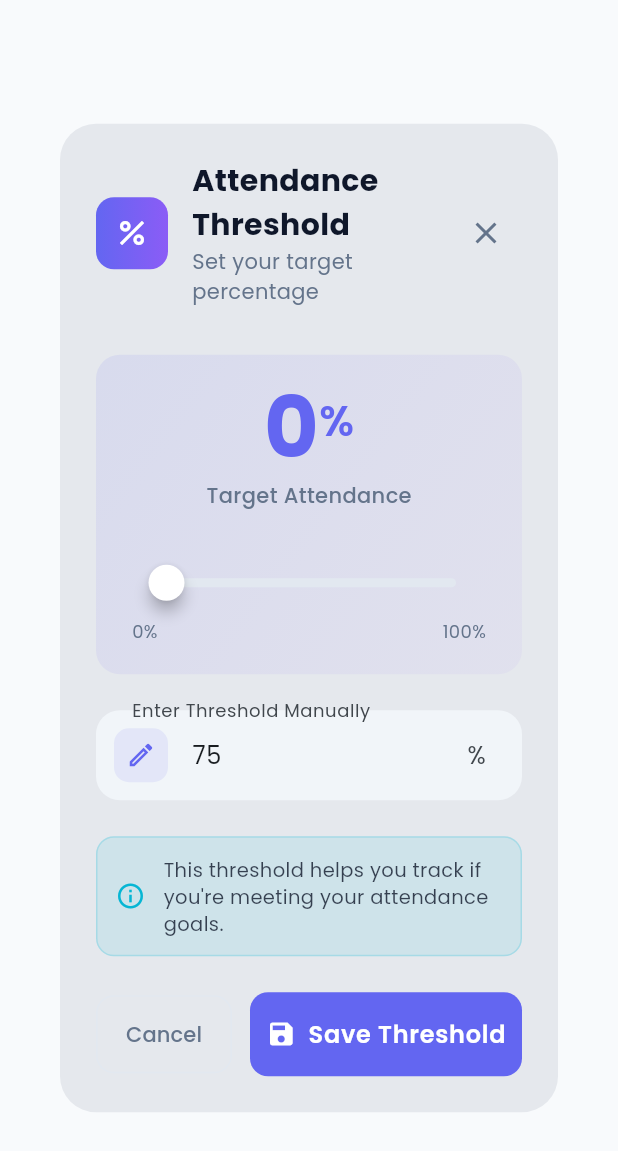
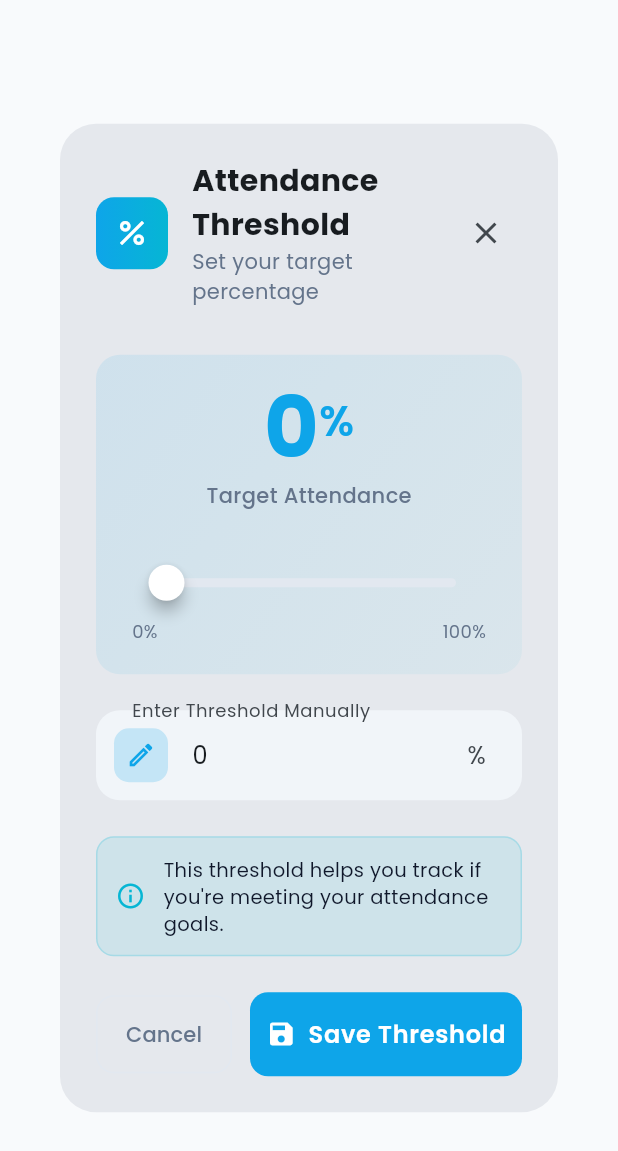
Before and after one commit to nrahil/attendence_tracker, a Flutter app: the ThresholdDialog widget shown alone on an empty page, opened directly, on a phone screen of 412 x 824 dp. Shown: the top 1151 px of the screen. Run offline on Flutter 3.47's test engine with Material 3 defaults, Android fonts, the phone set to English and light mode, and no system bars; our stand-ins replace cloud_firestore, firebase_auth, firebase_core, google_fonts, share_plus, shared_preferences and 1 more; accounts and stored records are empty.

Commit message:
minor fixes'

```diff
--- a/lib/screens/auth/login_screen.dart
+++ b/lib/screens/auth/login_screen.dart
@@ -217,7 +217,6 @@ class _LoginScreenState extends State<LoginScreen> with SingleTickerProviderStat
                           obscureText: _obscurePassword,
                           decoration: InputDecoration(
                             labelText: 'Password',
-                            hintText: '••••••••',
                             prefixIcon: Container(
                               margin: const EdgeInsets.all(12),
                               padding: const EdgeInsets.all(8),
--- a/lib/screens/auth/signup_screen.dart
+++ b/lib/screens/auth/signup_screen.dart
@@ -241,7 +241,6 @@ class _SignupScreenState extends State<SignupScreen> with SingleTickerProviderSt
                           obscureText: _obscurePassword,
                           decoration: InputDecoration(
                             labelText: 'Password',
-                            hintText: '••••••••',
                             prefixIcon: Container(
                               margin: const EdgeInsets.all(12),
                               padding: const EdgeInsets.all(8),
@@ -286,7 +285,6 @@ class _SignupScreenState extends State<SignupScreen> with SingleTickerProviderSt
                           obscureText: _obscureConfirmPassword,
                           decoration: InputDecoration(
                             labelText: 'Confirm Password',
-                            hintText: '••••••••',
                             prefixIcon: Container(
                               margin: const EdgeInsets.all(12),
                               padding: const EdgeInsets.all(8),
--- a/lib/widgets/threshold_dialog.dart
+++ b/lib/widgets/threshold_dialog.dart
@@ -13,6 +13,7 @@ class _ThresholdDialogState extends State<ThresholdDialog> {
   final _formKey = GlobalKey<FormState>();
   int _threshold = 75;
   bool _isLoading = false;
+  final _textController = TextEditingController();
 
   final firestore = FirebaseFirestore.instance;
   final currentUser = FirebaseAuth.instance.currentUser;
@@ -23,28 +24,35 @@ class _ThresholdDialogState extends State<ThresholdDialog> {
     _loadCurrentThreshold();
   }
 
+  @override
+  void dispose() {
+    _textController.dispose();
+    super.dispose();
+  }
+
   void _loadCurrentThreshold() async {
     if (currentUser != null) {
       final userDoc = await firestore.collection('users').doc(currentUser!.uid).get();
       if (userDoc.exists && userDoc.data()!.containsKey('attendanceThreshold')) {
         setState(() {
           _threshold = userDoc.data()!['attendanceThreshold'] as int;
+          _textController.text = _threshold.toString();
         });
+      } else {
+        _textController.text = _threshold.toString();
       }
     }
   }
 
   void _saveThreshold() async {
     if (_formKey.currentState!.validate()) {
-      _formKey.currentState!.save();
-
       setState(() {
         _isLoading = true;
       });
 
       try {
         if (currentUser != null) {
-          // Save the current _threshold value (from slider or input)
+          // Save the current _threshold value (updated by slider or input)
           await firestore.collection('users').doc(currentUser!.uid).set(
             {'attendanceThreshold': _threshold},
             SetOptions(merge: true),
@@ -94,6 +102,8 @@ class _ThresholdDialogState extends State<ThresholdDialog> {
 
   @override
   Widget build(BuildContext context) {
+    final isDark = Theme.of(context).brightness == Brightness.dark;
+
     return Dialog(
       shape: RoundedRectangleBorder(borderRadius: BorderRadius.circular(24)),
       child: Container(
@@ -113,14 +123,16 @@ class _ThresholdDialogState extends State<ThresholdDialog> {
                       Container(
                         padding: const EdgeInsets.all(12),
                         decoration: BoxDecoration(
-                          gradient: const LinearGradient(
-                            colors: [Color(0xFF6366F1), Color(0xFF8B5CF6)],
+                          gradient: LinearGradient(
+                            colors: isDark
+                                ? [const Color(0xFF38BDF8), const Color(0xFF22D3EE)]
+                                : [const Color(0xFF0EA5E9), const Color(0xFF06B6D4)],
                           ),
                           borderRadius: BorderRadius.circular(12),
                         ),
-                        child: const Icon(
+                        child: Icon(
                           Icons.percent_outlined,
-                          color: Colors.white,
+                          color: isDark ? const Color(0xFF0F172A) : Colors.white,
                           size: 24,
                         ),
                       ),
@@ -134,7 +146,6 @@ class _ThresholdDialogState extends State<ThresholdDialog> {
                               style: TextStyle(
                                 fontSize: 20,
                                 fontWeight: FontWeight.bold,
-                                color: Color(0xFF0F172A),
                               ),
                             ),
                             Text(
@@ -148,7 +159,7 @@ class _ThresholdDialogState extends State<ThresholdDialog> {
                         ),
                       ),
                       IconButton(
-                        icon: const Icon(Icons.close, color: Color(0xFF64748B)),
+                        icon: const Icon(Icons.close),
                         onPressed: () => Navigator.of(context).pop(),
                       ),
                     ],
@@ -163,8 +174,8 @@ class _ThresholdDialogState extends State<ThresholdDialog> {
                         begin: Alignment.topLeft,
                         end: Alignment.bottomRight,
                         colors: [
-                          const Color(0xFF6366F1).withOpacity(0.1),
-                          const Color(0xFF8B5CF6).withOpacity(0.05),
+                          (isDark ? const Color(0xFF38BDF8) : const Color(0xFF0EA5E9)).withOpacity(0.1),
+                          (isDark ? const Color(0xFF22D3EE) : const Color(0xFF06B6D4)).withOpacity(0.05),
                         ],
                       ),
                       borderRadius: BorderRadius.circular(16),
@@ -178,32 +189,32 @@ class _ThresholdDialogState extends State<ThresholdDialog> {
                           children: [
                             Text(
                               '$_threshold',
-                              style: const TextStyle(
+                              style: TextStyle(
                                 fontSize: 56,
                                 fontWeight: FontWeight.bold,
-                                color: Color(0xFF6366F1),
+                                color: isDark ? const Color(0xFF38BDF8) : const Color(0xFF0EA5E9),
                                 height: 1,
                               ),
                             ),
-                            const Padding(
-                              padding: EdgeInsets.only(bottom: 12.0),
+                            Padding(
+                              padding: const EdgeInsets.only(bottom: 12.0),
                               child: Text(
                                 '%',
                                 style: TextStyle(
                                   fontSize: 28,
                                   fontWeight: FontWeight.w600,
-                                  color: Color(0xFF6366F1),
+                                  color: isDark ? const Color(0xFF38BDF8) : const Color(0xFF0EA5E9),
                                 ),
                               ),
                             ),
                           ],
                         ),
                         const SizedBox(height: 8),
-                        const Text(
+                        Text(
                           'Target Attendance',
                           style: TextStyle(
                             fontSize: 14,
-                            color: Color(0xFF64748B),
+                            color: isDark ? const Color(0xFF94A3B8) : const Color(0xFF64748B),
                             fontWeight: FontWeight.w500,
                           ),
                         ),
@@ -212,14 +223,14 @@ class _ThresholdDialogState extends State<ThresholdDialog> {
                         // Slider
                         SliderTheme(
                           data: SliderThemeData(
-                            activeTrackColor: const Color(0xFF6366F1),
+                            activeTrackColor: isDark ? const Color(0xFF38BDF8) : const Color(0xFF0EA5E9),
                             inactiveTrackColor: const Color(0xFFE2E8F0),
                             thumbColor: Colors.white,
                             thumbShape: const RoundSliderThumbShape(
                               enabledThumbRadius: 12,
                               elevation: 4,
                             ),
-                            overlayColor: const Color(0xFF6366F1).withOpacity(0.2),
+                            overlayColor: (isDark ? const Color(0xFF38BDF8) : const Color(0xFF0EA5E9)).withOpacity(0.2),
                             overlayShape: const RoundSliderOverlayShape(overlayRadius: 24),
                             trackHeight: 6,
                             activeTickMarkColor: Colors.transparent,
@@ -233,6 +244,7 @@ class _ThresholdDialogState extends State<ThresholdDialog> {
                             onChanged: (value) {
                               setState(() {
                                 _threshold = value.toInt();
+                                _textController.text = _threshold.toString();
                               });
                             },
                           ),
@@ -268,7 +280,7 @@ class _ThresholdDialogState extends State<ThresholdDialog> {
 
                   // Text input alternative
                   TextFormField(
-                    initialValue: _threshold.toString(),
+                    controller: _textController,
                     keyboardType: TextInputType.number,
                     decoration: InputDecoration(
                       labelText: 'Enter Threshold Manually',
@@ -278,12 +290,12 @@ class _ThresholdDialogState extends State<ThresholdDialog> {
                         margin: const EdgeInsets.all(12),
                         padding: const EdgeInsets.all(8),
                         decoration: BoxDecoration(
-                          color: const Color(0xFF6366F1).withOpacity(0.1),
+                          color: (isDark ? const Color(0xFF38BDF8) : const Color(0xFF0EA5E9)).withOpacity(0.2),
                           borderRadius: BorderRadius.circular(10),
                         ),
-                        child: const Icon(
+                        child: Icon(
                           Icons.edit_outlined,
-                          color: Color(0xFF6366F1),
+                          color: isDark ? const Color(0xFF38BDF8) : const Color(0xFF0EA5E9),
                           size: 20,
                         ),
                       ),
@@ -306,7 +318,6 @@ class _ThresholdDialogState extends State<ThresholdDialog> {
                         });
                       }
                     },
-                    onSaved: (value) => _threshold = int.parse(value!),
                   ),
                   const SizedBox(height: 24),
 
@@ -322,9 +333,9 @@ class _ThresholdDialogState extends State<ThresholdDialog> {
                     ),
                     child: Row(
                       children: [
-                        Icon(
+                        const Icon(
                           Icons.info_outline,
-                          color: const Color(0xFF06B6D4),
+                          color: Color(0xFF06B6D4),
                           size: 20,
                         ),
                         const SizedBox(width: 12),
@@ -333,7 +344,7 @@ class _ThresholdDialogState extends State<ThresholdDialog> {
                             'This threshold helps you track if you\'re meeting your attendance goals.',
                             style: TextStyle(
                               fontSize: 13,
-                              color: const Color(0xFF0F172A).withOpacity(0.8),
+                              color: isDark ? const Color(0xFFCBD5E1) : const Color(0xFF0F172A),
                               height: 1.4,
                             ),
                           ),
@@ -350,8 +361,10 @@ class _ThresholdDialogState extends State<ThresholdDialog> {
                         child: OutlinedButton(
                           onPressed: () => Navigator.of(context).pop(),
                           style: OutlinedButton.styleFrom(
-                            foregroundColor: const Color(0xFF64748B),
-                            side: const BorderSide(color: Color(0xFFE2E8F0)),
+                            foregroundColor: isDark ? const Color(0xFF94A3B8) : const Color(0xFF64748B),
+                            side: BorderSide(
+                              color: isDark ? const Color(0xFF334155) : const Color(0xFFE2E8F0),
+                            ),
                             padding: const EdgeInsets.symmetric(vertical: 16),
                             shape: RoundedRectangleBorder(
                               borderRadius: BorderRadius.circular(12),
@@ -366,8 +379,8 @@ class _ThresholdDialogState extends State<ThresholdDialog> {
                         child: ElevatedButton(
                           onPressed: _isLoading ? null : _saveThreshold,
                           style: ElevatedButton.styleFrom(
-                            backgroundColor: const Color(0xFF6366F1),
-                            foregroundColor: Colors.white,
+                            backgroundColor: isDark ? const Color(0xFF38BDF8) : const Color(0xFF0EA5E9),
+                            foregroundColor: isDark ? const Color(0xFF0F172A) : Colors.white,
                             elevation: 0,
                             padding: const EdgeInsets.symmetric(vertical: 16),
                             shape: RoundedRectangleBorder(
@@ -375,12 +388,14 @@ class _ThresholdDialogState extends State<ThresholdDialog> {
                             ),
                           ),
                           child: _isLoading
-                              ? const SizedBox(
+                              ? SizedBox(
                                   width: 20,
                                   height: 20,
                                   child: CircularProgressIndicator(
                                     strokeWidth: 2,
-                                    valueColor: AlwaysStoppedAnimation<Color>(Colors.white),
+                                    valueColor: AlwaysStoppedAnimation<Color>(
+                                      isDark ? const Color(0xFF0F172A) : Colors.white,
+                                    ),
                                   ),
                                 )
                               : const Row(
```
